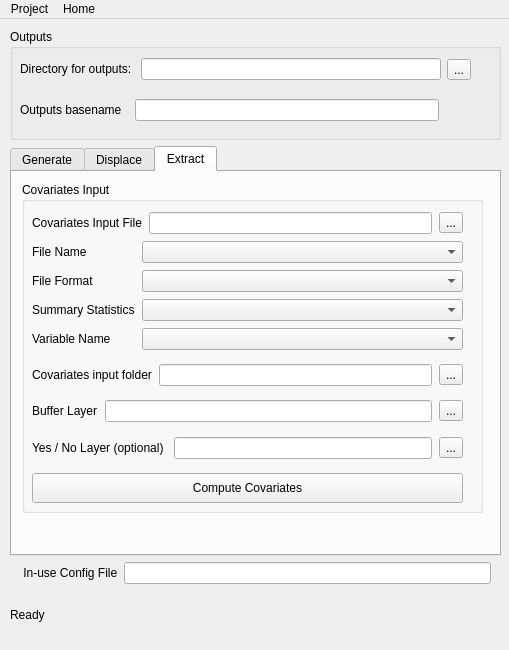
This is plugin/mgp_mainwindow.ui in unicef-drp/mics-geocoding as Qt 5 draws it before an edit. The edited form follows.
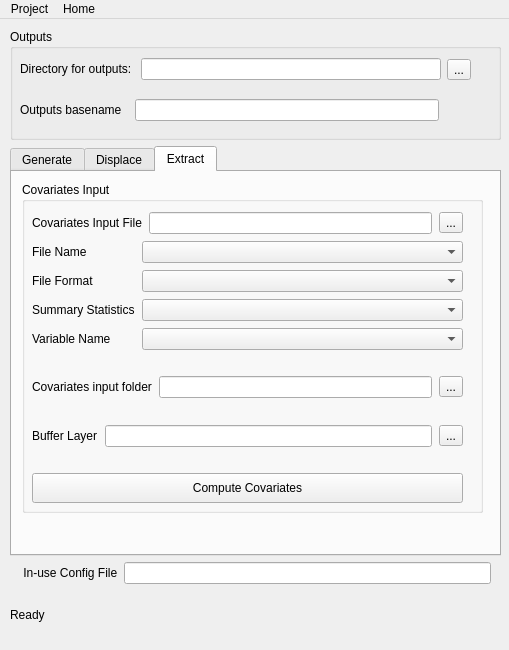
This is the edited form. The open tabs and pages were chosen to show the change. Icons and pictures are not drawn.

Commit message: feat(yesno): moved into hte covinput file

```diff
--- a/plugin/mgp_mainwindow.ui
+++ b/plugin/mgp_mainwindow.ui
@@ -864,55 +864,6 @@
                </property>
               </spacer>
              </item>
-             <item>
-              <layout class="QHBoxLayout" name="horizontalLayoutRL_5">
-               <property name="sizeConstraint">
-                <enum>QLayout::SetNoConstraint</enum>
-               </property>
-               <property name="leftMargin">
-                <number>0</number>
-               </property>
-               <property name="topMargin">
-                <number>0</number>
-               </property>
-               <item>
-                <widget class="QLabel" name="yesnoLayerLabel">
-                 <property name="sizePolicy">
-                  <sizepolicy hsizetype="Preferred" vsizetype="Maximum">
-                   <horstretch>0</horstretch>
-                   <verstretch>0</verstretch>
-                  </sizepolicy>
-                 </property>
-                 <property name="text">
-                  <string>Yes / No Layer (optional) </string>
-                 </property>
-                </widget>
-               </item>
-               <item>
-                <widget class="QLineEdit" name="yesnoLayerLineEdit"/>
-               </item>
-               <item>
-                <widget class="QToolButton" name="yesnoLayerToolButton">
-                 <property name="text">
-                  <string>...</string>
-                 </property>
-                </widget>
-               </item>
-              </layout>
-             </item>
-             <item>
-              <spacer name="verticalSpacer_7">
-               <property name="orientation">
-                <enum>Qt::Vertical</enum>
-               </property>
-               <property name="sizeHint" stdset="0">
-                <size>
-                 <width>20</width>
-                 <height>40</height>
-                </size>
-               </property>
-              </spacer>
-             </item>
              <item>
               <widget class="QPushButton" name="computeCovariatesButton">
                <property name="minimumSize">
```
Left out of the diff: 2 changed lines with no effect on the pictures. The commit also changes 8 other files.
